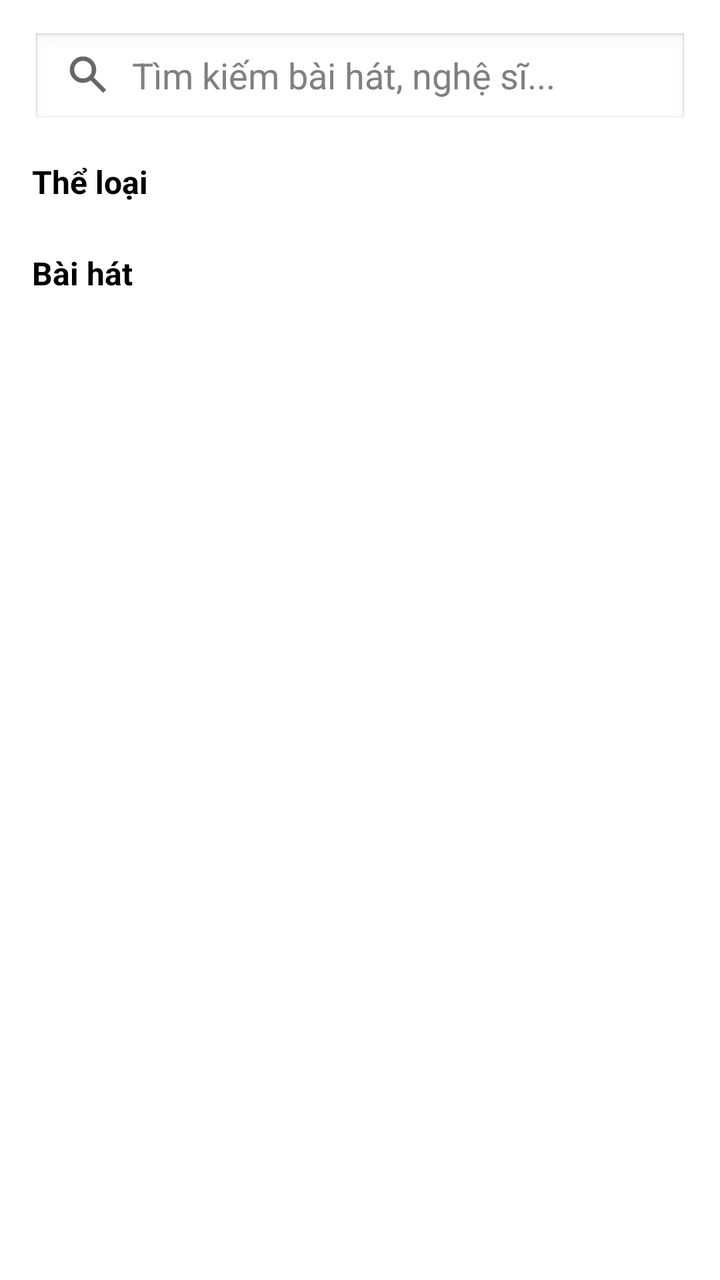
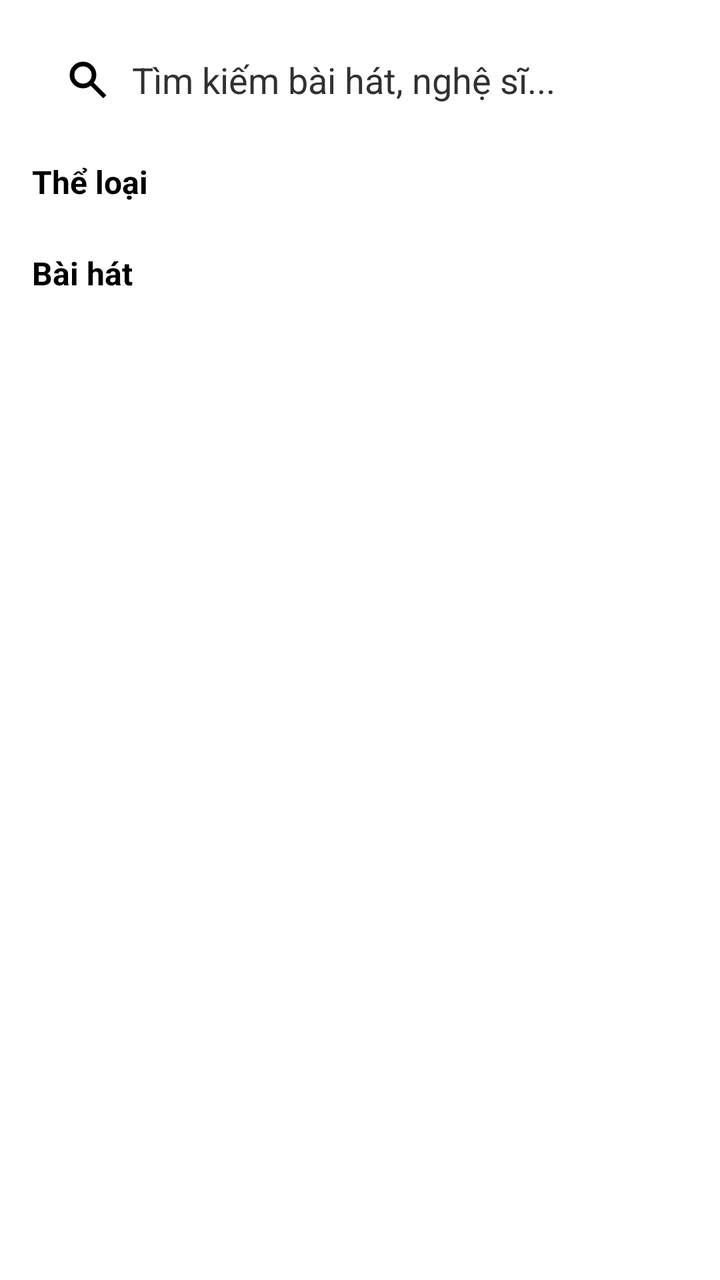

Two renders of the same Android screen: before a commit and after it. Below are the layout's source before the change and the commit's diff.
<!-- AndroidManifest.xml: application theme Theme.VMusic -->
<!-- res/layout/fragment_search_tab.xml -->
<?xml version="1.0" encoding="utf-8"?>
<LinearLayout xmlns:android="http://schemas.android.com/apk/res/android"
    xmlns:tools="http://schemas.android.com/tools"
    android:id="@+id/search_tab_container"
    android:layout_width="match_parent"
    android:layout_height="match_parent"
    android:orientation="vertical"
    android:background="#FFFFFF"
    android:padding="16dp"
    tools:context=".ui.fragment.SearchTabFragment">

    
    <EditText
        android:id="@+id/et_search"
        android:layout_width="match_parent"
        android:layout_height="48dp"
        android:hint="Tìm kiếm bài hát, nghệ sĩ..."
        android:paddingStart="16dp"
        android:paddingEnd="16dp"
        android:drawableStart="@drawable/ic_search"
        android:drawablePadding="10dp"
        android:background="@android:drawable/edit_text"
        android:textColor="#000000"
        android:textColorHint="#808080"
        android:layout_marginBottom="16dp" />

    
    <TextView
        android:layout_width="wrap_content"
        android:layout_height="wrap_content"
        android:text="Thể loại"
        android:textStyle="bold"
        android:textSize="16sp"
        android:layout_marginBottom="8dp" />

    
    <androidx.recyclerview.widget.RecyclerView
        android:id="@+id/rv_genres"
        android:layout_width="match_parent"
        android:layout_height="wrap_content"
        android:nestedScrollingEnabled="false"
        android:layout_marginBottom="16dp" />

    
    <TextView
        android:layout_width="wrap_content"
        android:layout_height="wrap_content"
        android:text="Bài hát"
        android:textStyle="bold"
        android:textSize="16sp"
        android:layout_marginBottom="8dp" />

    
    <androidx.recyclerview.widget.RecyclerView
        android:id="@+id/rv_songs"
        android:layout_width="match_parent"
        android:layout_height="0dp"
        android:layout_weight="1" />
</LinearLayout>
<!-- resources referenced by this layout -->
<resources>
  <!-- drawable ic_search (drawable) -->
  <vector xmlns:android="http://schemas.android.com/apk/res/android"
      android:width="24dp"
      android:height="24dp"
      android:viewportWidth="960"
      android:viewportHeight="960"
      android:tint="?attr/colorControlNormal">
    <path
        android:fillColor="@android:color/white"
        android:pathData="M784,840L532,588Q502,612 463,626Q424,640 380,640Q271,640 195.5,564.5Q120,489 120,380Q120,271 195.5,195.5Q271,120 380,120Q489,120 564.5,195.5Q640,271 640,380Q640,424 626,463Q612,502 588,532L840,784L784,840ZM380,560Q455,560 507.5,507.5Q560,455 560,380Q560,305 507.5,252.5Q455,200 380,200Q305,200 252.5,252.5Q200,305 200,380Q200,455 252.5,507.5Q305,560 380,560Z"/>
  </vector>
  <style name="Theme.VMusic" parent="Theme.AppCompat.DayNight.NoActionBar">
          
          <item name="colorPrimary">#00FF66</item>
          <item name="colorPrimaryVariant">#00FF66</item>
          <item name="colorOnPrimary">@color/black</item>
          
          <item name="colorSecondary">@color/teal_200</item>
          <item name="colorSecondaryVariant">@color/teal_700</item>
          <item name="colorOnSecondary">@color/black</item>
          
          <item name="android:statusBarColor">?attr/colorPrimaryVariant</item>
          
          <item name="android:windowBackground">@color/white</item>
          <item name="android:textColor">@color/black</item>
          <item name="android:strokeColor">@color/black</item>
      </style>
  <color name="black">#FF000000</color>
  <color name="teal_200">#FF03DAC5</color>
  <color name="teal_700">#FF018786</color>
  <color name="white">#FFFFFFFF</color>
</resources>

<!-- the commit's change to res/layout/fragment_search_tab.xml (unified diff, before → after) -->
@@ -5,7 +5,6 @@
     android:layout_width="match_parent"
     android:layout_height="match_parent"
     android:orientation="vertical"
-    android:background="#FFFFFF"
     android:padding="16dp"
     tools:context=".ui.fragment.SearchTabFragment">
 
@@ -19,9 +18,9 @@
         android:paddingEnd="16dp"
         android:drawableStart="@drawable/ic_search"
         android:drawablePadding="10dp"
-        android:background="@android:drawable/edit_text"
+        android:background="@drawable/edittext_search_background"
         android:textColor="#000000"
-        android:textColorHint="#808080"
+        android:textColorHint="#313131"
         android:layout_marginBottom="16dp" />
 
     
<!-- resource entries referenced after the edit -->
@@ -1,14 +1,33 @@
 <!-- resources referenced by this layout -->
 <resources>
+  <!-- drawable edittext_search_background (drawable) -->
+  <?xml version="1.0" encoding="utf-8"?>
+  <selector xmlns:android="http://schemas.android.com/apk/res/android">
+      <item>
+          <shape android:shape="rectangle">
+              <solid android:color="@android:color/white"/>
+              <corners android:radius="8dp"/>
+  
+  
+  
+  
+              <padding
+                  android:left="16dp"
+                  android:right="16dp"
+                  android:top="4dp"
+                  android:bottom="4dp"/>
+          </shape>
+      </item>
+  
+  </selector>
   <!-- drawable ic_search (drawable) -->
   <vector xmlns:android="http://schemas.android.com/apk/res/android"
       android:width="24dp"
       android:height="24dp"
       android:viewportWidth="960"
-      android:viewportHeight="960"
-      android:tint="?attr/colorControlNormal">
+      android:viewportHeight="960">
     <path
-        android:fillColor="@android:color/white"
+        android:fillColor="@android:color/black"
         android:pathData="M784,840L532,588Q502,612 463,626Q424,640 380,640Q271,640 195.5,564.5Q120,489 120,380Q120,271 195.5,195.5Q271,120 380,120Q489,120 564.5,195.5Q640,271 640,380Q640,424 626,463Q612,502 588,532L840,784L784,840ZM380,560Q455,560 507.5,507.5Q560,455 560,380Q560,305 507.5,252.5Q455,200 380,200Q305,200 252.5,252.5Q200,305 200,380Q200,455 252.5,507.5Q305,560 380,560Z"/>
   </vector>
   <style name="Theme.VMusic" parent="Theme.AppCompat.DayNight.NoActionBar">
@@ -26,10 +45,15 @@
           <item name="android:windowBackground">@color/white</item>
           <item name="android:textColor">@color/black</item>
           <item name="android:strokeColor">@color/black</item>
+          <item name="iconColor">@color/dark_grey</item>
+          <item name="onSurfaceIconColor">@color/white</item>
+          <item name="colorOnSurface">@color/black</item>
+          <item name="colorOnBackground">@color/black</item>
       </style>
   <color name="black">#FF000000</color>
   <color name="teal_200">#FF03DAC5</color>
   <color name="teal_700">#FF018786</color>
   <color name="white">#FFFFFFFF</color>
+  <color name="dark_grey">#555555</color>
 </resources>
 
